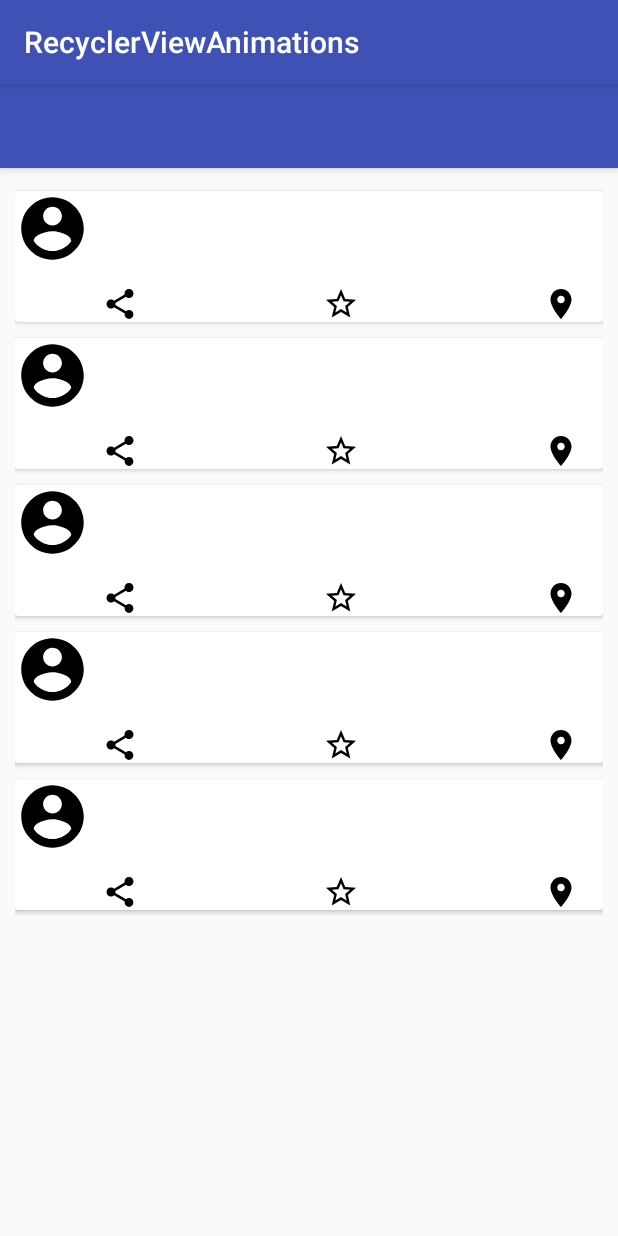
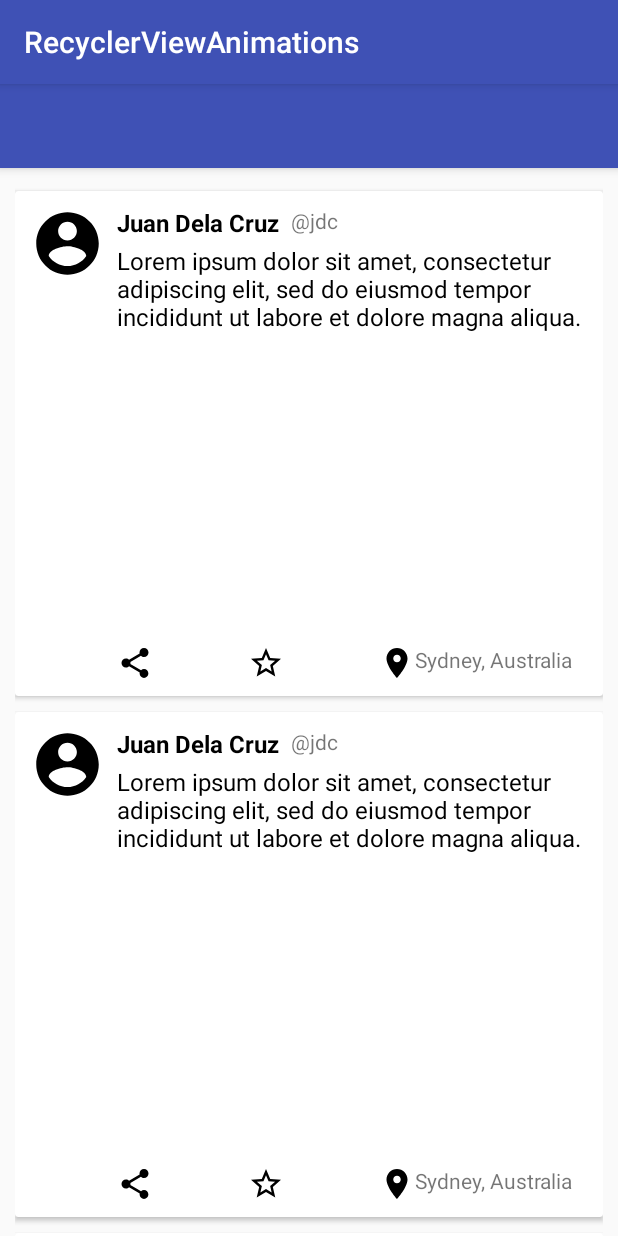
Before and after one commit to dtlim/RecyclerViewAnimations, an Android app: the screen it shows after launch (MainActivity), on a phone screen of 412 x 824 dp. Run offline under Robolectric (Android 15) with nearby library versions, the phone set to English and light mode, and no system bars; our stand-ins replace ButterKnife.

Commit message:
Finalized feed item layout.

```diff
--- a/app/src/main/res/layout/viewholder_feed_item.xml
+++ b/app/src/main/res/layout/viewholder_feed_item.xml
@@ -2,15 +2,17 @@
 <android.support.v7.widget.CardView xmlns:android="http://schemas.android.com/apk/res/android"
     xmlns:app="http://schemas.android.com/apk/res-auto"
     xmlns:tools="http://schemas.android.com/tools"
-    android:orientation="vertical" android:layout_width="match_parent"
+    android:layout_width="match_parent"
     android:layout_height="wrap_content"
+    android:layout_marginBottom="5dp"
     android:layout_marginTop="5dp"
-    android:layout_marginBottom="5dp"
+    android:orientation="vertical"
     android:padding="5dp">
 
     <android.support.constraint.ConstraintLayout
         android:layout_width="match_parent"
-        android:layout_height="wrap_content">
+        android:layout_height="wrap_content"
+        android:padding="10dp">
 
         <ImageView
             android:id="@+id/imageview_profile_picture"
@@ -21,76 +23,91 @@
 
         <TextView
             android:id="@+id/textview_name"
-            tools:text="Juan Dela Cruz"
-            app:layout_constraintTop_toTopOf="parent"
-            android:layout_marginTop="8dp"
             style="@style/FeedItem_TextView_Primary"
+            android:layout_marginLeft="8dp"
+            android:layout_marginTop="0dp"
+            android:text="Juan Dela Cruz"
             android:textStyle="bold"
             app:layout_constraintLeft_toRightOf="@+id/imageview_profile_picture"
-            android:layout_marginLeft="8dp" />
+            app:layout_constraintTop_toTopOf="parent" />
 
         <TextView
             android:id="@+id/textview_username"
-            tools:text="\@jdc"
+            style="@style/FeedItem_TextView_Secondary"
+            android:layout_marginLeft="8dp"
+            android:layout_marginTop="0dp"
+            android:text="\@jdc"
             app:layout_constraintLeft_toRightOf="@+id/textview_name"
-            android:layout_marginLeft="8dp"
-            app:layout_constraintTop_toTopOf="parent"
-            android:layout_marginTop="8dp"
-            style="@style/FeedItem_TextView_Secondary" />
+            app:layout_constraintTop_toTopOf="parent" />
+
+        <ImageView
+            android:id="@+id/imageview_content"
+            android:layout_width="0dp"
+            android:layout_height="200dp"
+            android:layout_marginLeft="0dp"
+            android:layout_marginRight="0dp"
+            android:layout_marginTop="0dp"
+            android:visibility="visible"
+            app:layout_constraintHorizontal_bias="0.0"
+            app:layout_constraintLeft_toLeftOf="@+id/textview_name"
+            app:layout_constraintRight_toRightOf="parent"
+            app:layout_constraintTop_toBottomOf="@+id/textview_content" />
 
         <TextView
             android:id="@+id/textview_content"
-            tools:text="Lorem ipsum dolor sit amet, consectetur adipiscing elit, sed do eiusmod tempor incididunt ut labore et dolore magna aliqua."
             style="@style/FeedItem_TextView_Primary"
+            android:layout_width="0dp"
+            android:layout_marginLeft="0dp"
             android:layout_marginTop="3dp"
+            android:text="Lorem ipsum dolor sit amet, consectetur adipiscing elit, sed do eiusmod tempor incididunt ut labore et dolore magna aliqua."
+            app:layout_constraintLeft_toLeftOf="@+id/textview_name"
+            app:layout_constraintRight_toRightOf="parent"
             app:layout_constraintTop_toBottomOf="@+id/textview_name"
-            app:layout_constraintWidth_default="wrap"
-            android:layout_marginLeft="0dp"
-            app:layout_constraintLeft_toLeftOf="@+id/textview_name" />
+            app:layout_constraintWidth_default="wrap" />
 
         <TextView
             android:id="@+id/textview_time"
-            tools:text="30m"
+            style="@style/FeedItem_TextView_Secondary"
             android:layout_marginLeft="0dp"
+            android:layout_marginRight="8dp"
+            android:layout_marginTop="0dp"
+            app:layout_constraintHorizontal_bias="1.0"
+            app:layout_constraintLeft_toRightOf="@+id/textview_username"
+            app:layout_constraintRight_toRightOf="parent"
             app:layout_constraintTop_toTopOf="parent"
-            android:layout_marginTop="8dp"
-            style="@style/FeedItem_TextView_Secondary"
-            app:layout_constraintLeft_toRightOf="@+id/textview_username"
-            android:layout_marginRight="8dp"
-            app:layout_constraintRight_toRightOf="parent"
-            app:layout_constraintHorizontal_bias="1.0" />
+            tools:text="30m" />
 
         <ImageView
             android:id="@+id/imageview_share"
             android:layout_width="24dp"
             android:layout_height="24dp"
+            android:layout_marginLeft="0dp"
+            android:layout_marginTop="8dp"
             android:src="@drawable/ic_share"
-            android:layout_marginTop="8dp"
-            app:layout_constraintTop_toBottomOf="@+id/textview_content"
-            android:layout_marginLeft="0dp"
-            app:layout_constraintLeft_toLeftOf="@+id/textview_content" />
+            app:layout_constraintLeft_toLeftOf="@+id/textview_content"
+            app:layout_constraintTop_toBottomOf="@+id/imageview_content" />
 
         <ImageView
             android:id="@+id/imageview_star"
             android:layout_width="24dp"
             android:layout_height="24dp"
+            android:layout_marginLeft="8dp"
+            android:layout_marginRight="8dp"
+            android:layout_marginTop="8dp"
             android:src="@drawable/ic_star_border"
-            android:layout_marginTop="8dp"
-            app:layout_constraintTop_toBottomOf="@+id/textview_content"
+            app:layout_constraintLeft_toRightOf="@+id/imageview_share"
             app:layout_constraintRight_toLeftOf="@+id/textview_location"
-            android:layout_marginRight="8dp"
-            app:layout_constraintLeft_toRightOf="@+id/imageview_share"
-            android:layout_marginLeft="8dp" />
+            app:layout_constraintTop_toBottomOf="@+id/imageview_content" />
 
         <TextView
             android:id="@+id/textview_location"
-            tools:text="Sydney, Australia"
+            style="@style/FeedItem_TextView_Secondary"
+            android:layout_marginRight="10dp"
             android:layout_marginTop="8dp"
-            style="@style/FeedItem_TextView_Secondary"
             android:drawableLeft="@drawable/ic_place"
-            android:layout_marginRight="16dp"
+            android:text="Sydney, Australia"
             app:layout_constraintRight_toRightOf="parent"
-            app:layout_constraintTop_toBottomOf="@+id/textview_content" />
+            app:layout_constraintTop_toBottomOf="@+id/imageview_content" />
 
     </android.support.constraint.ConstraintLayout>
 
```
